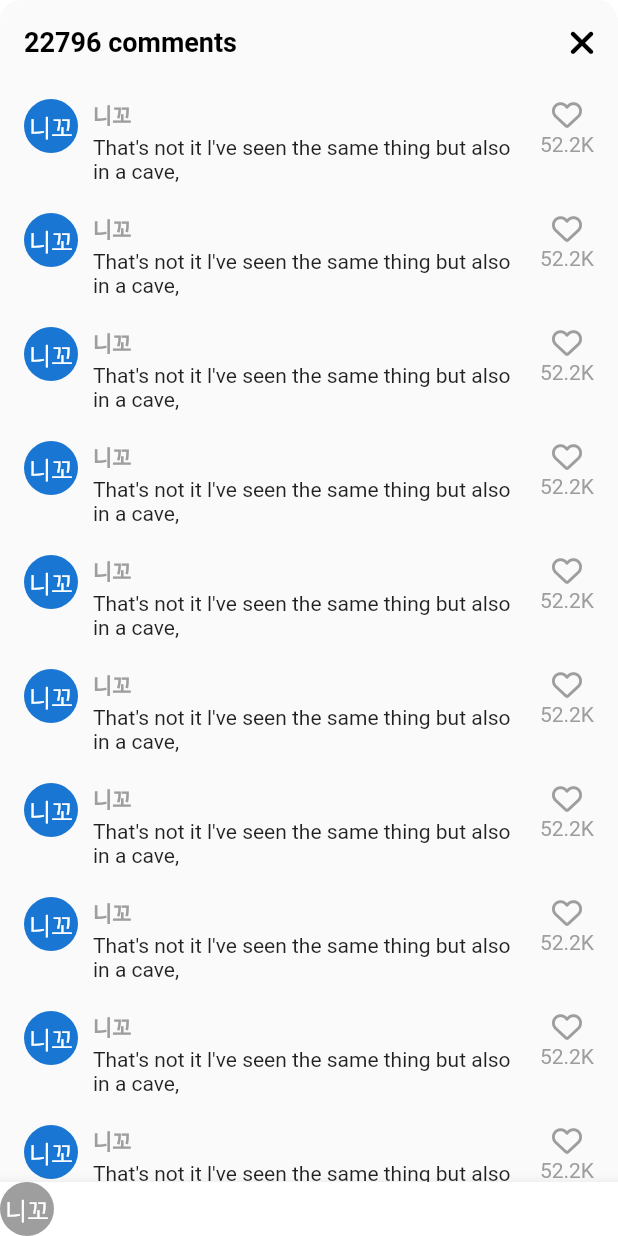
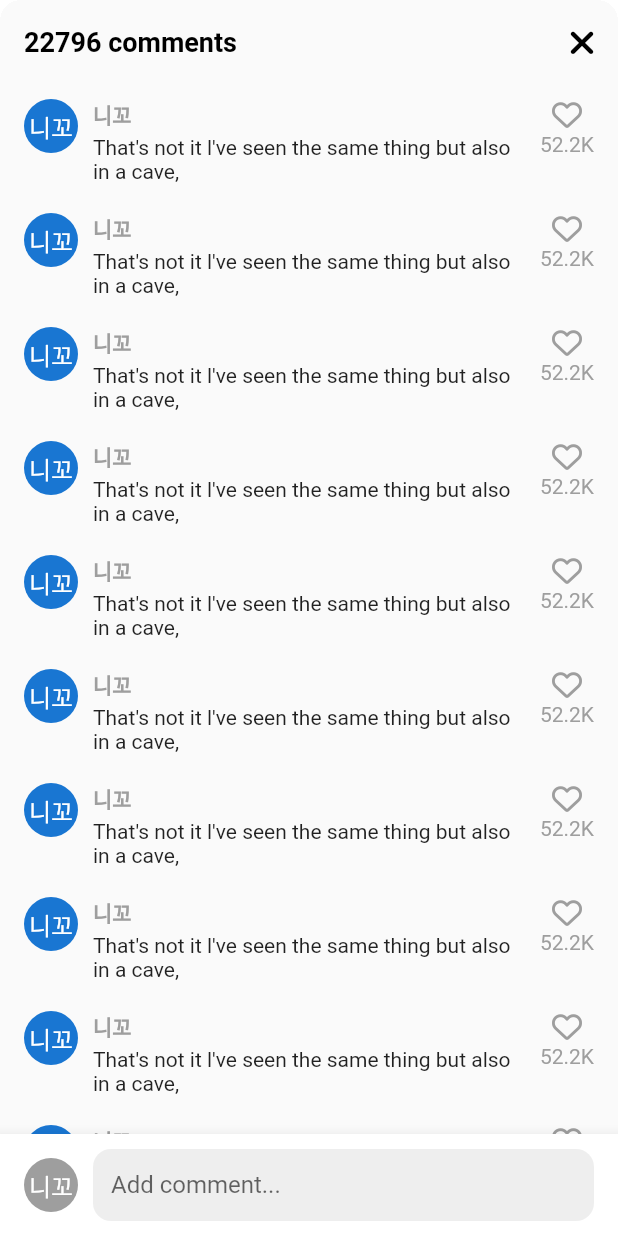
Before and after one commit to Akogen/tiktok_clone, a Flutter app: the VideoComments screen opened directly, on a phone screen of 412 x 824 dp. Run offline on Flutter 3.47's test engine with Material 2 defaults, Android fonts, the phone set to English and light mode, and no system bars; our stand-ins replace font_awesome_flutter, video_player, visibility_detector; network calls fail.

Commit message:
8.2 Add Comment

```diff
--- a/lib/features/main_navigation/main_navigation_screen.dart
+++ b/lib/features/main_navigation/main_navigation_screen.dart
@@ -35,6 +35,7 @@ class _MainNavigationScreenState extends State<MainNavigationScreen> {
   @override
   Widget build(BuildContext context) {
     return Scaffold(
+      resizeToAvoidBottomInset: false,
       backgroundColor: _selectedIndex == 0 ? Colors.black : Colors.white,
       body: Stack(
         children: [
--- a/lib/features/videos/widgets/video_comments.dart
+++ b/lib/features/videos/widgets/video_comments.dart
@@ -17,7 +17,9 @@ class _VideoCommentsState extends State<VideoComments> {
 
   @override
   Widget build(BuildContext context) {
+    final size = MediaQuery.of(context).size;
     return Container(
+      height: size.height * 0.75,
       clipBehavior: Clip.hardEdge,
       decoration: BoxDecoration(
         borderRadius: BorderRadius.circular(Sizes.size14),
@@ -35,7 +37,9 @@ class _VideoCommentsState extends State<VideoComments> {
             ),
           ],
         ),
-        body: ListView.separated(
+        body: Stack(
+          children: [
+            ListView.separated(
               padding: const EdgeInsets.symmetric(
                 vertical: Sizes.size10,
                 horizontal: Sizes.size16,
@@ -59,8 +63,7 @@ class _VideoCommentsState extends State<VideoComments> {
                           style: TextStyle(
                               fontWeight: FontWeight.bold,
                               fontSize: Sizes.size14,
-                        color: Colors.grey.shade500,
-                      ),
+                              color: Colors.grey.shade500),
                         ),
                         Gaps.v3,
                         const Text(
@@ -88,8 +91,16 @@ class _VideoCommentsState extends State<VideoComments> {
                 ],
               ),
             ),
-        bottomNavigationBar: BottomAppBar(
+            Positioned(
+              bottom: 0,
+              width: size.width,
+              child: BottomAppBar(
                 color: Colors.white,
+                child: Padding(
+                  padding: const EdgeInsets.symmetric(
+                    horizontal: Sizes.size16,
+                    vertical: Sizes.size10,
+                  ),
                   child: Row(
                     children: [
                       CircleAvatar(
@@ -98,8 +109,33 @@ class _VideoCommentsState extends State<VideoComments> {
                         foregroundColor: Colors.white,
                         child: const Text("니꼬"),
                       ),
+                      Gaps.h10,
+                      Expanded(
+                        child: TextField(
+                          cursorColor: Theme.of(context).primaryColor,
+                          decoration: InputDecoration(
+                            hintText: "Add comment...",
+                            border: OutlineInputBorder(
+                              borderRadius: BorderRadius.circular(
+                                Sizes.size12,
+                              ),
+                              borderSide: BorderSide.none,
+                            ),
+                            filled: true,
+                            fillColor: Colors.grey.shade200,
+                            contentPadding: const EdgeInsets.symmetric(
+                              vertical: Sizes.size10,
+                              horizontal: Sizes.size12,
+                            ),
+                          ),
+                        ),
+                      )
                     ],
                   ),
+                ),
+              ),
+            )
+          ],
         ),
       ),
     );
--- a/lib/features/videos/widgets/video_post.dart
+++ b/lib/features/videos/widgets/video_post.dart
@@ -91,6 +91,7 @@ class _VideoPostState extends State<VideoPost>
     }
     await showModalBottomSheet(
       context: context,
+      isScrollControlled: true,
       backgroundColor: Colors.transparent,
       builder: (context) => const VideoComments(),
     );
```
Lines whose indentation alone changed are shown as unchanged.
